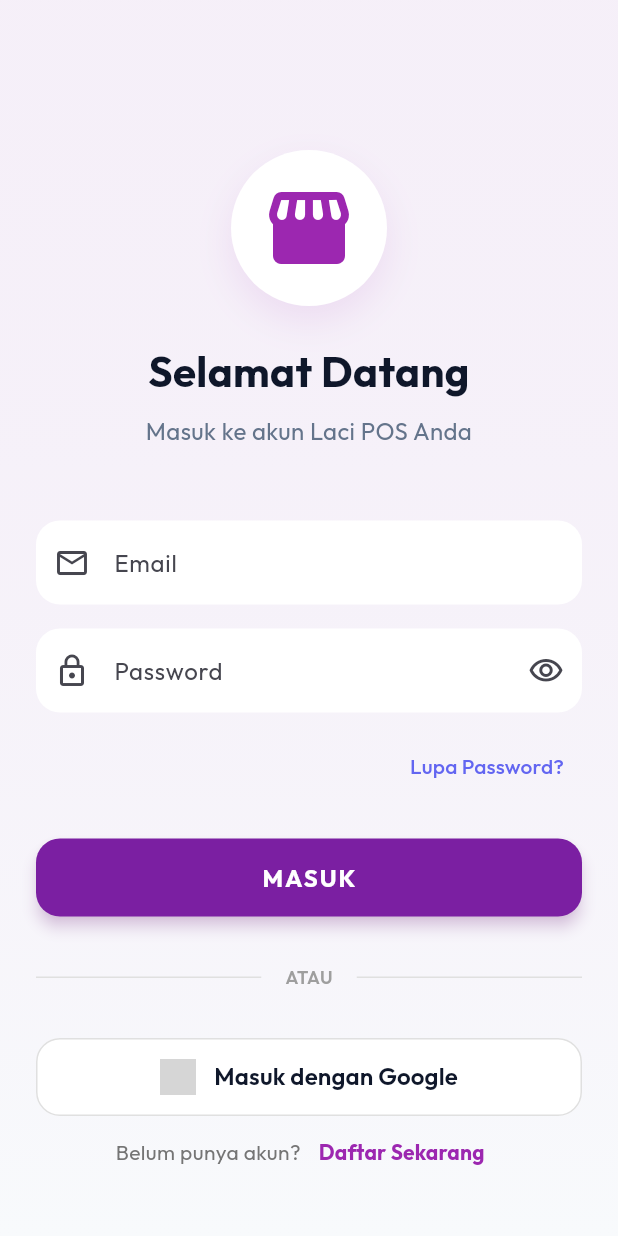
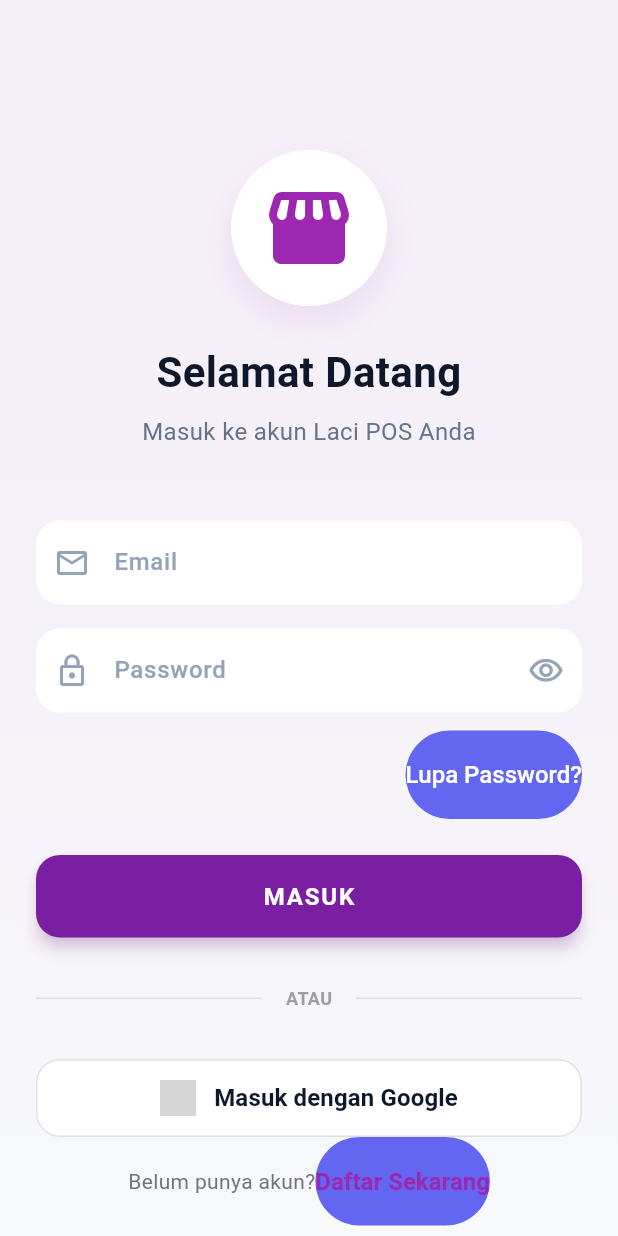
Before and after one commit to ilhaaam24/laci-pos, a Flutter app: the screen it shows after launch, on a phone screen of 412 x 824 dp. Run offline on Flutter 3.47's test engine with Material 3 defaults, Android fonts, the phone set to English and light mode, and no system bars; drawn by our look-alikes of flutter_animate; our stand-ins replace cached_network_image, cherry_toast, cloud_firestore, dartz, equatable, firebase_auth and 13 more; missing offline and left inert: esc_pos_utils_plus, print_bluetooth_thermal; accounts and stored records are empty; network calls fail; grey boxes are pictures that could not be loaded.

Commit message:
feat: implement core design system with custom app themes, color palette, and initial product management UI

```diff
--- a/lib/core/style/app_colors.dart
+++ b/lib/core/style/app_colors.dart
@@ -1,6 +1,7 @@
 import 'package:flutter/material.dart';
 
 class AppColors {
+  AppColors._();
   // Primary colors
   static const Color primary = Color(0xFF6366F1); // Indigo
   static const Color primaryDark = Color(0xFF4F46E5);
@@ -9,10 +10,17 @@
   // Secondary colors
   static const Color secondary = Color(0xFF0EA5E9); // Sky blue
   static const Color secondaryDark = Color(0xFF0284C7);
+  static const Color secondaryLight = Color(0xFFE0F2FE);
+
+  // Tertiary colors
+  static const Color tertiary = Color(0xFF818CF8); // Light Indigo
+  static const Color tertiaryDark = Color(0xFF6366F1);
+  static const Color tertiaryLight = Color(0xFFE0E7FF);
 
   // Neutral colors
-  static const Color background = Color(0xFFF8FAFC);
+  static const Color background = Color(0xFFF7F9FB);
   static const Color surface = Colors.white;
+  static const Color darkBackground = Color(0xFF1E293B);
   static const Color textPrimary = Color(0xFF0F172A); // Slate 900
   static const Color textSecondary = Color(0xFF64748B); // Slate 500
   static const Color textDisabled = Color(0xFF94A3B8); // Slate 400
@@ -26,4 +34,10 @@
   // Border colors
   static const Color border = Color(0xFFE2E8F0);
   static const Color divider = Color(0xFFF1F5F9);
+
+  // Colors
+  static const Color white = Color(0xFFFFFFFF);
+  static const Color black = Color(0xFF000000);
+  static const Color bgInput = Color(0xFFF2F4F6);
+  static const Color textInput = Color(0xFF94A3B8);
 }
--- a/lib/core/style/app_theme.dart
+++ b/lib/core/style/app_theme.dart
@@ -10,36 +10,39 @@
         seedColor: AppColors.primary,
         primary: AppColors.primary,
         secondary: AppColors.secondary,
+        tertiary: AppColors.tertiary,
         surface: AppColors.surface,
         onSurface: AppColors.textPrimary,
+        background: AppColors.background,
         error: AppColors.error,
         onPrimary: Colors.white,
         onSecondary: Colors.white,
       ),
-      textTheme: GoogleFonts.outfitTextTheme().copyWith(
-        displayLarge: GoogleFonts.outfit(
+      textTheme: GoogleFonts.plusJakartaSansTextTheme().copyWith(
+        displayLarge: GoogleFonts.plusJakartaSans(
           color: AppColors.textPrimary,
           fontWeight: FontWeight.bold,
         ),
-        displayMedium: GoogleFonts.outfit(
+        displayMedium: GoogleFonts.plusJakartaSans(
           color: AppColors.textPrimary,
           fontWeight: FontWeight.bold,
         ),
-        titleLarge: GoogleFonts.outfit(
+        titleLarge: GoogleFonts.plusJakartaSans(
           color: AppColors.textPrimary,
           fontWeight: FontWeight.w600,
         ),
-        bodyLarge: GoogleFonts.outfit(color: AppColors.textPrimary),
-        bodyMedium: GoogleFonts.outfit(color: AppColors.textSecondary),
+        bodyLarge: GoogleFonts.plusJakartaSans(color: AppColors.textPrimary),
+        bodyMedium: GoogleFonts.plusJakartaSans(color: AppColors.textSecondary),
       ),
       appBarTheme: AppBarTheme(
         backgroundColor: AppColors.surface,
         foregroundColor: AppColors.textPrimary,
+        surfaceTintColor: Colors.transparent,
         elevation: 0,
         centerTitle: true,
-        titleTextStyle: GoogleFonts.outfit(
+        titleTextStyle: GoogleFonts.plusJakartaSans(
           color: AppColors.textPrimary,
-          fontSize: 20,
+          fontSize: 18,
           fontWeight: FontWeight.w600,
         ),
       ),
@@ -60,7 +63,7 @@
             borderRadius: BorderRadius.circular(12),
           ),
           elevation: 0,
-          textStyle: GoogleFonts.outfit(
+          textStyle: GoogleFonts.plusJakartaSans(
             fontWeight: FontWeight.w600,
             fontSize: 16,
           ),
@@ -85,7 +88,7 @@
           horizontal: 16,
           vertical: 16,
         ),
-        hintStyle: GoogleFonts.outfit(color: AppColors.textDisabled),
+        hintStyle: GoogleFonts.plusJakartaSans(color: AppColors.textDisabled),
       ),
     );
   }
--- /dev/null
+++ b/lib/core/themes/appbar/appbar_theme.dart
@@ -0,0 +1,68 @@
+import 'package:flutter/material.dart';
+import 'package:flutter/services.dart';
+import 'package:laci/core/style/app_colors.dart';
+
+/// AppBar Theme for Laci POS
+/// Supports Light and Dark mode with brand colors
+class AppAppBarTheme {
+  AppAppBarTheme._();
+
+  // ============================================================
+  // LIGHT APP BAR THEME
+  // ============================================================
+
+  static const AppBarTheme lightAppBarTheme = AppBarTheme(
+    backgroundColor: AppColors.surface,
+    foregroundColor: AppColors.primary,
+    surfaceTintColor: Colors.transparent,
+    systemOverlayStyle: SystemUiOverlayStyle(
+      statusBarColor: Colors.transparent,
+      statusBarIconBrightness: Brightness.dark,
+    ),
+    elevation: 0,
+    centerTitle: true,
+    iconTheme: IconThemeData(color: AppColors.primary),
+    actionsIconTheme: IconThemeData(color: AppColors.primary),
+    titleTextStyle: TextStyle(
+      color: AppColors.primary,
+      fontSize: 18,
+      fontWeight: FontWeight.w600,
+    ),
+  );
+
+  // ============================================================
+  // DARK APP BAR THEME
+  // ============================================================
+
+  static const AppBarTheme darkAppBarTheme = AppBarTheme(
+    backgroundColor: Color(0xFF1E293B), // Slate 800
+    foregroundColor: AppColors.white,
+    surfaceTintColor: Colors.transparent,
+    elevation: 0,
+    systemOverlayStyle: SystemUiOverlayStyle(
+      statusBarColor: Colors.transparent,
+      statusBarIconBrightness: Brightness.light,
+    ),
+    centerTitle: true,
+    iconTheme: IconThemeData(color: AppColors.white),
+    actionsIconTheme: IconThemeData(color: AppColors.white),
+    titleTextStyle: TextStyle(
+      color: AppColors.white,
+      fontSize: 18,
+      fontWeight: FontWeight.w600,
+    ),
+  );
+
+  // ============================================================
+  // TRANSPARENT APP BAR
+  // ============================================================
+
+  static const AppBarTheme transparentAppBarTheme = AppBarTheme(
+    backgroundColor: Colors.transparent,
+    foregroundColor: AppColors.white,
+    elevation: 0,
+    centerTitle: true,
+    iconTheme: IconThemeData(color: AppColors.white),
+    actionsIconTheme: IconThemeData(color: AppColors.white),
+  );
+}
--- /dev/null
+++ b/lib/core/themes/button/button_theme.dart
@@ -0,0 +1,28 @@
+import 'package:flutter/material.dart';
+
+import '../../style/app_colors.dart';
+
+class LaciButtonTheme {
+  LaciButtonTheme._();
+
+  static TextButtonThemeData get lightTextButtonTheme {
+    return TextButtonThemeData(
+      style: TextButton.styleFrom(
+        textStyle: const TextStyle(fontSize: 16, fontWeight: FontWeight.w500),
+        backgroundColor: AppColors.primary,
+        padding: const EdgeInsets.symmetric(vertical: 20),
+        shape: RoundedRectangleBorder(borderRadius: BorderRadius.circular(100)),
+        foregroundColor: Colors.white,
+        disabledForegroundColor: Colors.white,
+      ),
+    );
+  }
+
+  static FloatingActionButtonThemeData get lightFloatingActionButtonTheme {
+    return FloatingActionButtonThemeData(
+      backgroundColor: AppColors.primary,
+      foregroundColor: Colors.white,
+      shape: RoundedRectangleBorder(borderRadius: BorderRadius.circular(100)),
+    );
+  }
+}
--- /dev/null
+++ b/lib/core/themes/card/card_theme.dart
@@ -0,0 +1,17 @@
+import 'package:flutter/material.dart';
+
+import 'package:laci/core/style/app_colors.dart';
+
+class LaciCardTheme {
+  LaciCardTheme._();
+
+  static CardThemeData get lightCardTheme => CardThemeData(
+    color: AppColors.surface,
+    elevation: 3,
+    shadowColor: AppColors.primary.withValues(alpha: 0.1),
+    shape: RoundedRectangleBorder(
+      borderRadius: BorderRadius.circular(48),
+      side: BorderSide(color: Colors.transparent),
+    ),
+  );
+}
--- /dev/null
+++ b/lib/core/themes/input/input_theme.dart
@@ -0,0 +1,51 @@
+import 'package:flutter/material.dart';
+import 'package:laci/core/style/app_colors.dart';
+
+class InputTheme {
+  InputTheme._();
+
+  static InputDecorationTheme get lightInputDecorationTheme {
+    return InputDecorationTheme(
+      filled: true,
+      fillColor: AppColors.bgInput,
+      border: OutlineInputBorder(
+        borderRadius: BorderRadius.circular(32),
+        borderSide: BorderSide.none,
+      ),
+      enabledBorder: OutlineInputBorder(
+        borderRadius: BorderRadius.circular(32),
+        borderSide: BorderSide.none,
+      ),
+      focusedBorder: OutlineInputBorder(
+        borderRadius: BorderRadius.circular(32),
+        borderSide: const BorderSide(color: AppColors.primary, width: 2),
+      ),
+      errorBorder: OutlineInputBorder(
+        borderRadius: BorderRadius.circular(32),
+        borderSide: const BorderSide(color: AppColors.error),
+      ),
+      focusedErrorBorder: OutlineInputBorder(
+        borderRadius: BorderRadius.circular(32),
+        borderSide: const BorderSide(color: AppColors.error, width: 2),
+      ),
+      contentPadding: const EdgeInsets.symmetric(horizontal: 20, vertical: 16),
+
+      hintStyle: const TextStyle(
+        color: AppColors.textInput,
+        fontSize: 16,
+        fontWeight: FontWeight.w500,
+      ),
+      labelStyle: const TextStyle(
+        color: AppColors.textInput,
+        fontSize: 16,
+        fontWeight: FontWeight.w500,
+      ),
+      floatingLabelStyle: const TextStyle(color: AppColors.primary),
+      errorStyle: const TextStyle(color: AppColors.error),
+      prefixIconColor: AppColors.textInput,
+      suffixIconColor: AppColors.textInput,
+    );
+  }
+
+  // ============ DARK THEME ============
+}
--- /dev/null
+++ b/lib/core/themes/theme.dart
@@ -0,0 +1,60 @@
+import 'package:flutter/material.dart';
+import 'package:laci/core/style/app_colors.dart';
+import 'package:laci/core/themes/button/button_theme.dart';
+import 'package:laci/core/themes/card/card_theme.dart';
+import 'package:laci/core/themes/input/input_theme.dart';
+import 'appbar/appbar_theme.dart';
+
+class AppThemeLegacy {
+  AppThemeLegacy._();
+
+  static ThemeData get lightTheme {
+    return ThemeData(
+      brightness: Brightness.light,
+      primaryColor: AppColors.primary,
+      colorScheme: const ColorScheme.light(
+        primary: AppColors.primary,
+        onPrimary: AppColors.white,
+        secondary: AppColors.secondary,
+        onSecondary: AppColors.white,
+        tertiary: AppColors.tertiary,
+        onTertiary: AppColors.white,
+        surface: AppColors.surface,
+        onSurface: AppColors.textPrimary,
+        error: AppColors.error,
+        onError: AppColors.white,
+      ),
+      scaffoldBackgroundColor: AppColors.background,
+      appBarTheme: AppAppBarTheme.lightAppBarTheme,
+      inputDecorationTheme: InputTheme.lightInputDecorationTheme,
+      textButtonTheme: LaciButtonTheme.lightTextButtonTheme,
+      floatingActionButtonTheme: LaciButtonTheme.lightFloatingActionButtonTheme,
+      cardTheme: LaciCardTheme.lightCardTheme,
+      useMaterial3: true,
+    );
+  }
+
+  static ThemeData get darkTheme {
+    return ThemeData(
+      brightness: Brightness.dark,
+      primaryColor: AppColors.primary,
+      colorScheme: const ColorScheme.dark(
+        primary: AppColors.primary,
+        onPrimary: AppColors.white,
+        secondary: AppColors.secondary,
+        onSecondary: AppColors.white,
+        tertiary: AppColors.tertiary,
+        onTertiary: AppColors.white,
+        surface: Color(0xFF0F172A),
+        onSurface: AppColors.white,
+        error: AppColors.error,
+        onError: AppColors.white,
+      ),
+      appBarTheme: AppAppBarTheme.darkAppBarTheme,
+      textButtonTheme: LaciButtonTheme.lightTextButtonTheme,
+      floatingActionButtonTheme: LaciButtonTheme.lightFloatingActionButtonTheme,
+      cardTheme: LaciCardTheme.lightCardTheme,
+      useMaterial3: true,
+    );
+  }
+}
--- a/lib/main.dart
+++ b/lib/main.dart
@@ -2,6 +2,7 @@
 import 'package:flutter_bloc/flutter_bloc.dart';
 import 'package:firebase_core/firebase_core.dart';
 import 'package:google_sign_in/google_sign_in.dart';
+import 'package:laci/core/themes/theme.dart';
 
 import 'core/di/injection.dart';
 
@@ -54,15 +55,18 @@
         BlocProvider(create: (_) => CartBloc()),
         BlocProvider(create: (_) => getIt<AuthBloc>()..add(AppStarted())),
         BlocProvider(
-          create: (_) => getIt<ReportBloc>()..add(LoadDailyReport(DateTime.now())),
+          create: (_) =>
+              getIt<ReportBloc>()..add(LoadDailyReport(DateTime.now())),
         ),
         BlocProvider(create: (_) => getIt<PromoBloc>()..add(LoadPromos())),
       ],
       child: MaterialApp(
         title: 'Laci POS',
         debugShowCheckedModeBanner: false,
-        theme: AppTheme.lightTheme,
         home: const AuthWrapper(),
+        theme: AppThemeLegacy.lightTheme,
+        darkTheme: AppThemeLegacy.darkTheme,
+        themeMode: ThemeMode.system,
       ),
     );
   }
--- a/lib/presentation/pages/products/products_page.dart
+++ b/lib/presentation/pages/products/products_page.dart
@@ -183,11 +183,11 @@
       height: 70,
       decoration: BoxDecoration(
         color: AppColors.background,
-        borderRadius: BorderRadius.circular(12),
+        borderRadius: BorderRadius.circular(48),
         border: Border.all(color: AppColors.border),
       ),
       child: ClipRRect(
-        borderRadius: BorderRadius.circular(12),
+        borderRadius: BorderRadius.circular(48),
         child: product.imageUrl != null
             ? CachedNetworkImage(
                 imageUrl: product.imageUrl!,
```
Also changed, not shown: lib/core/themes/appbar_theme.dart (added, +27 -0 lines), lib/presentation/pages/kasir/kasir_page.dart (+9 -9 lines), lib/presentation/pages/products/add_edit_product_page.dart (+50 -25 lines).
